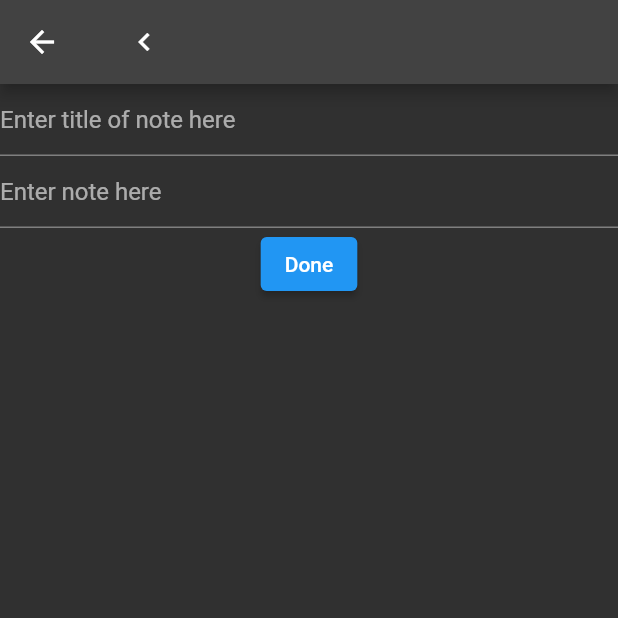
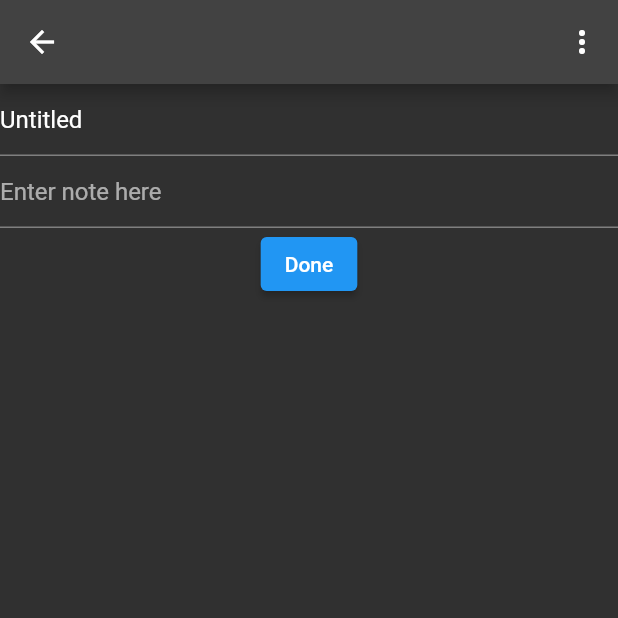
Before and after one commit to TheWhispererFox/NotoApp, a Flutter app: the screen it shows after launch, after a tap on the "note add" icon, on a phone screen of 412 x 824 dp, the top half of it. Run offline on Flutter 3.47's test engine with Material 2 defaults, Android fonts, the phone set to English and light mode, and no system bars; our stand-ins replace auto_route, built_collection, built_value, cloud_firestore, firebase_core, get_it and 3 more; missing offline and left inert: masonry_grid; accounts and stored records are empty; generated files the repository leaves out were written again; project files that could hold a hidden picture were left out.

Commit message:
Add "Add Note, Edit Note, Delete Note" Functions

```diff
--- a/lib/app/app.dart
+++ b/lib/app/app.dart
@@ -2,6 +2,7 @@ import 'package:flutter/material.dart';
 import 'package:noto_app/app/locator.dart';
 import 'package:noto_app/app/material_auto_router.gr.dart';
 import 'package:noto_app/app/themes.dart' as themes;
+import 'package:noto_app/domain/create_note/create_note_bloc.dart';
 import 'package:noto_app/domain/notes/notes_bloc.dart';
 import 'package:noto_app/domain/themes/theme_bloc.dart';
 import 'package:noto_app/utils/extensions/stream_extension.dart';
--- a/lib/ui/views/create_note.dart
+++ b/lib/ui/views/create_note.dart
@@ -1,24 +1,56 @@
 import 'package:auto_route/auto_route.dart';
 import 'package:flutter/material.dart';
+import 'package:noto_app/data/models/note.dart';
+import 'package:noto_app/domain/create_note/create_note_bloc.dart';
+import 'package:provider/provider.dart';
 
 class CreateNoteView extends StatefulWidget {
-  const CreateNoteView({Key? key}) : super(key: key);
+  const CreateNoteView({Key? key, required this.note}) : super(key: key);
+
+  final Note? note;
 
   @override
   _CreateNoteState createState() => _CreateNoteState();
 }
 
 class _CreateNoteState extends State<CreateNoteView> {
+  late final CreateNoteBloc _bloc;
+  late TextEditingController _titleController;
+  late TextEditingController _contentController;
+
+  @override
+  void initState() {
+    super.initState();
+    _bloc = CreateNoteBloc(widget.note);
+    _titleController = TextEditingController(text: _bloc.state.note.title);
+    _contentController = TextEditingController(text: _bloc.state.note.content);
+  }
+
+  @override
+  void dispose() {
+    _bloc.dispose();
+    _contentController.dispose();
+    _titleController.dispose();
+    super.dispose();
+  }
+
   @override
   Widget build(BuildContext context) {
     return Scaffold(
       appBar: AppBar(
-        title: IconButton(
-          onPressed: () {
-            AutoRouter.of(context).pop();
-          },
-          icon: const Icon(Icons.navigate_before_outlined),
-        ),
+        actions: [
+          PopupMenuButton(
+            itemBuilder: (context) => [
+              PopupMenuItem(
+                value: 1,
+                onTap: () {
+                  _bloc.events.deleteNote();
+                },
+                child: const Text("Delete"),
+              ),
+            ],
+          )
+        ],
       ),
       body: Center(
         child: Form(
@@ -28,14 +60,23 @@ class _CreateNoteState extends State<CreateNoteView> {
                 decoration: const InputDecoration(
                   hintText: 'Enter title of note here',
                 ),
+                controller: _titleController,
+                onChanged: (value) =>
+                    _bloc.updateState((b) => b..note.title = value),
               ),
               TextFormField(
                 decoration: const InputDecoration(
                   hintText: 'Enter note here',
                 ),
+                controller: _contentController,
+                onChanged: (value) =>
+                    _bloc.updateState((b) => b..note.content = value),
               ),
               ElevatedButton(
-                onPressed: () {},
+                onPressed: () {
+                  _bloc.events.saveNote();
+                  AutoRouter.of(context).pop();
+                },
                 child: const Text('Done'),
               ),
             ],
--- a/lib/ui/views/notes.dart
+++ b/lib/ui/views/notes.dart
@@ -37,7 +37,7 @@ class _NotesViewState extends State<NotesView> with TickerProviderStateMixin {
     return Scaffold(
       floatingActionButton: FloatingActionButton.large(
         onPressed: () {
-          AutoRouter.of(context).push(const CreateNoteViewRoute());
+          AutoRouter.of(context).push(CreateNoteViewRoute(note: null));
         },
         elevation: 10,
         child: const Icon(Icons.note_add_outlined),
```
Also changed, not shown: lib/domain/create_note/create_note_bloc.dart (+6 -2 lines), lib/ui/components/note_card.dart (+4 -6 lines), lib/app/material_auto_router.gr.dart, lib/domain/create_note/create_note_state.g.dart.
